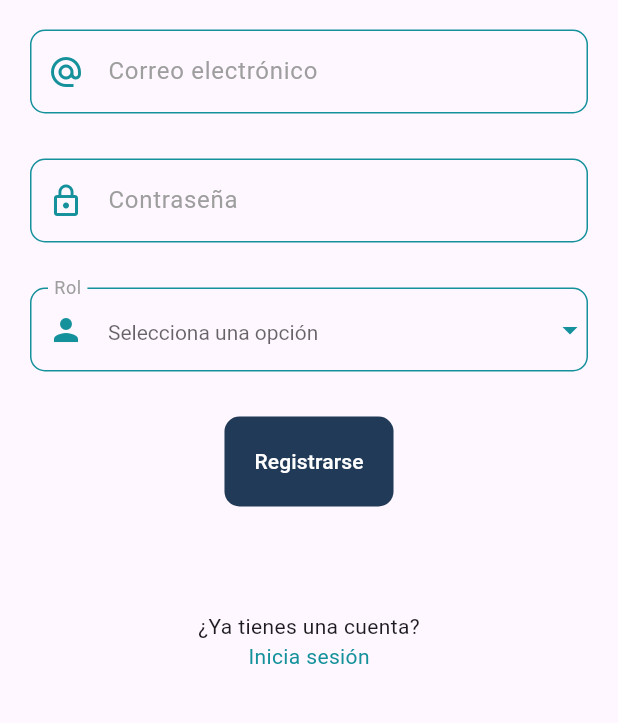
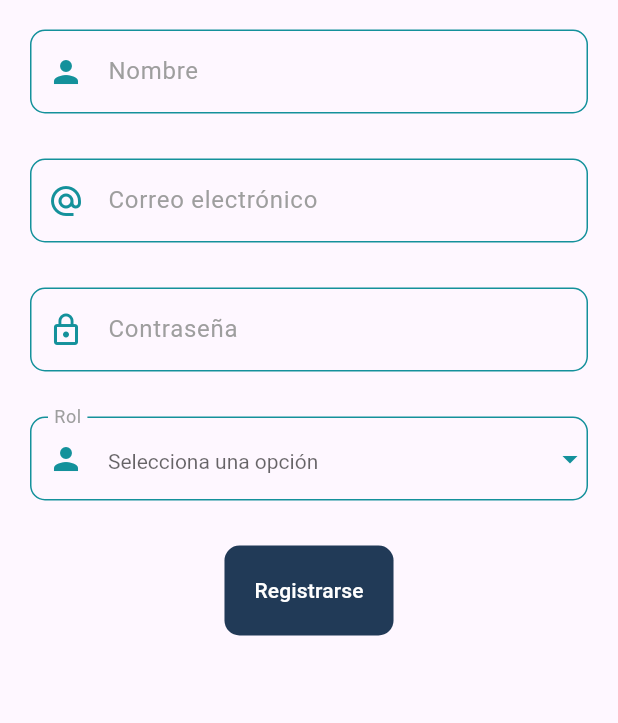
Before and after one commit to JaredTrOr/sistema_cursos_front, a Flutter app: the screen it shows after launch, after a tap on "Registrate", on a phone screen of 412 x 824 dp, the part 494-1217 px from its top. Run offline on Flutter 3.47's test engine with Material 3 defaults, Android fonts, the phone set to English and light mode, and no system bars; our stand-ins replace awesome_dialog, flutter_credit_card; network calls fail.

Commit message:
Refactorización de código de inputs

```diff
--- a/lib/pages/creador_contenido/agregar_curso_page.dart
+++ b/lib/pages/creador_contenido/agregar_curso_page.dart
@@ -1,4 +1,5 @@
 import 'package:flutter/material.dart';
+import 'package:sistema_cursos_front/widgets/input_decoration.dart';
 
 class AgregarCursoPage extends StatefulWidget {
   const AgregarCursoPage({super.key});
@@ -21,23 +22,6 @@ class _AgregarCursoPageState extends State<AgregarCursoPage> {
     });
   }
 
-  InputDecoration _inputDecoration(String label, String hint, IconData icon) {
-    return InputDecoration(
-      enabledBorder: OutlineInputBorder(
-        borderRadius: BorderRadius.circular(10),
-        borderSide: BorderSide(color: Color(0xFF14919B), width: 1.0),
-      ),
-      focusedBorder: OutlineInputBorder(
-        borderRadius: BorderRadius.circular(10),
-        borderSide: BorderSide(color: Color(0xFF14919B), width: 2.0),
-      ),
-      hintText: hint,
-      labelText: label,
-      labelStyle: TextStyle(color: Colors.grey),
-      prefixIcon: Icon(icon, color: Color(0xFF14919B)),
-    );
-  }
-
   @override
   void dispose() {
     // Liberar controladores de los campos dinámicos
@@ -57,36 +41,36 @@ class _AgregarCursoPageState extends State<AgregarCursoPage> {
           key: _formKey,
           child: ListView(
             children: [
-              SizedBox(height: 20),
-              Center(
+              const SizedBox(height: 20),
+              const Center(
                 child: Text('Agregar nuevo curso', style: TextStyle(fontSize: 24, fontWeight: FontWeight.bold, color: Color(0xFF14919B))),
               ),
-              SizedBox(height: 40),
+              const SizedBox(height: 40),
               TextFormField(
-                decoration: _inputDecoration("Nombre", "Ejemplo: Curso de Flutter", Icons.person),
+                decoration: inputDecoration("Nombre", "Ejemplo: Curso de Flutter", Icons.person),
               ),
-              SizedBox(height: 10),
+              const SizedBox(height: 10),
               TextFormField(
-                decoration: _inputDecoration("Descripción", "Describe el curso brevemente", Icons.description),
+                decoration: inputDecoration("Descripción", "Describe el curso brevemente", Icons.description),
               ),
-              SizedBox(height: 10),
+              const SizedBox(height: 10),
               TextFormField(
-                decoration: _inputDecoration("Precio", "Ejemplo: 100", Icons.attach_money),
+                decoration: inputDecoration("Precio", "Ejemplo: 100", Icons.attach_money),
                 keyboardType: TextInputType.number,
               ),
-              SizedBox(height: 10),
+              const SizedBox(height: 10),
               TextFormField(
-                decoration: _inputDecoration("Duración", "Ejemplo: 10 horas", Icons.access_time),
+                decoration: inputDecoration("Duración", "Ejemplo: 10 horas", Icons.access_time),
               ),
-              SizedBox(height: 10),
+              const SizedBox(height: 10),
               TextFormField(
-                decoration: _inputDecoration("Autor", "Nombre del autor", Icons.person),
+                decoration: inputDecoration("Autor", "Nombre del autor", Icons.person),
               ),
-              SizedBox(height: 10),
+              const SizedBox(height: 10),
               TextFormField(
-                decoration: _inputDecoration("Idioma", "Ejemplo: Español", Icons.language),
+                decoration: inputDecoration("Idioma", "Ejemplo: Español", Icons.language),
               ),
-              SizedBox(height: 10),
+              const SizedBox(height: 10),
               ElevatedButton.icon(
                 onPressed: () {
                   // Aquí va la lógica para subir una imagen
@@ -98,24 +82,24 @@ class _AgregarCursoPageState extends State<AgregarCursoPage> {
                   backgroundColor: Color(0xFF213A57),
                 ),
               ),
-              SizedBox(height: 20),
-              Text(
+              const SizedBox(height: 20),
+              const Text(
                 "Número de Lecciones",
                 style: TextStyle(fontSize: 16, fontWeight: FontWeight.bold),
               ),
-              SizedBox(height: 10),
+              const SizedBox(height: 10),
               ...lessons.map((lesson) {
                 // int index = lessons.indexOf(lesson);
                 return Column(
                   children: [
                     TextFormField(
                       controller: lesson['title'],
-                      decoration: _inputDecoration("Título de la Lección", "Ejemplo: Introducción", Icons.title),
+                      decoration: inputDecoration("Título de la Lección", "Ejemplo: Introducción", Icons.title),
                     ),
-                    SizedBox(height: 10),
+                    const SizedBox(height: 10),
                     TextFormField(
                       controller: lesson['url'],
-                      decoration: _inputDecoration("URL de la Lección", "Ejemplo: https://example.com", Icons.link),
+                      decoration: inputDecoration("URL de la Lección", "Ejemplo: https://example.com", Icons.link),
                     ),
                     SizedBox(height: 20),
                   ],
--- a/lib/pages/login_page.dart
+++ b/lib/pages/login_page.dart
@@ -1,7 +1,5 @@
 import 'package:flutter/material.dart';
-// import 'package:flutter/painting.dart';
-// import 'package:flutter/rendering.dart';
-// import 'package:flutter/widgets.dart';
+import 'package:sistema_cursos_front/widgets/input_decoration.dart';
 
 class LoginPage extends StatelessWidget {
   const LoginPage({super.key});
@@ -13,29 +11,16 @@ class LoginPage extends StatelessWidget {
       child: Column(
         children: [
           const SizedBox(height: 80),
-          Column(
-              children: [
           const SizedBox(height: 10),
           const Image(image: AssetImage('assets/logo.png')),
           _LoginForm(),
-              ],
+          const SizedBox( height: 50),
+          const Text('¿Aún no tienes cuenta?'),
+          GestureDetector(
+            onTap: () => Navigator.pushReplacementNamed(context, 'registro'),
+            child: const Text( 'Registrate', style: TextStyle(color: Color(0xFF14919B))),
           ),
-          const SizedBox(
-            height: 50,
-          ),
-          const Text(
-            '¿Aún no tienes cuenta?',
-          ),
-          GestureDetector(
-            onTap: () {
-              Navigator.pushReplacementNamed(context, 'registro');
-            },
-            child: const Text(
-              'Registrate',
-              style: TextStyle(color: Color(0xFF14919B)),
-            ),
-          ),
-          const SizedBox(height: 50,)
+          const SizedBox(height: 50)
         ],
       ),
     ),
@@ -60,23 +45,7 @@ class _LoginForm extends StatelessWidget {
             TextFormField(
               autocorrect: false,
               keyboardType: TextInputType.emailAddress,
-              decoration: InputDecoration(
-                enabledBorder: OutlineInputBorder(
-            borderRadius: BorderRadius.circular(10),
-            borderSide: BorderSide(color: Color(0xFF14919B), width: 1.0), // Normal border color
-          ),
-          focusedBorder: OutlineInputBorder(
-            borderRadius: BorderRadius.circular(10),
-            borderSide: BorderSide(color: Color(0xFF14919B), width: 2.0), // Border color when focused
-          ),
-                hintText: 'Ejemplo: juan.perez@gmail.com',
-                labelText: 'Correo electrónico',
-                labelStyle: TextStyle(color: Colors.grey),
-                prefixIcon: Icon(
-                  Icons.alternate_email_sharp,
-                  color: Color(0xFF14919B),
-                )
-              ),
+              decoration: inputDecoration('Correo electrónico', 'Ejemplo: juan.perez@gmail.com', Icons.alternate_email),
               // onChanged: (value) {  loginForm.email = value },
               validator: (value)  {
                 String pattern = r'^(([^<>()[\]\\.,;:\s@\"]+(\.[^<>()[\]\\.,;:\s@\"]+)*)|(\".+\"))@((\[[0-9]{1,3}\.[0-9]{1,3}\.[0-9]{1,3}\.[0-9]{1,3}\])|(([a-zA-Z\-0-9]+\.)+[a-zA-Z]{2,}))$';
@@ -91,23 +60,7 @@ class _LoginForm extends StatelessWidget {
               autocorrect: false,
               obscureText: true,
               keyboardType: TextInputType.emailAddress,
-              decoration: InputDecoration(
-                  enabledBorder: OutlineInputBorder(
-            borderRadius: BorderRadius.circular(10),
-            borderSide: BorderSide(color: Color(0xFF14919B), width: 1.0), // Normal border color
-          ),
-          focusedBorder: OutlineInputBorder(
-            borderRadius: BorderRadius.circular(10),
-            borderSide: BorderSide(color: Color(0xFF14919B), width: 2.0), // Border color when focused
-          ),
-                  hintText: '********',
-                  labelText: 'Contraseña',
-                  labelStyle: TextStyle(color: Colors.grey),
-                  prefixIcon: Icon(
-                    Icons.lock_outline,
-                    color: Color(0xFF14919B),
-                  ),
-                  ),
+              decoration: inputDecoration('Contraseña', '*****', Icons.lock_outline),
               // onChanged: (value) => loginForm.password = value,
               validator: (value) {
                 if (value != null && value.length >= 6) {
@@ -124,8 +77,8 @@ class _LoginForm extends StatelessWidget {
               shape: RoundedRectangleBorder(borderRadius: BorderRadius.circular(10)),
               disabledColor: Colors.grey,
               elevation: 0,
-              padding: EdgeInsets.all(20),
-              color: Color(0xFF213A57),
+              padding: const EdgeInsets.all(20),
+              color: const Color(0xFF213A57),
               onPressed: () {
                 Navigator.pushNamed(context, 'navigation');
               },
@@ -143,42 +96,12 @@ class _LoginForm extends StatelessWidget {
               //     Navigator.pushReplacementNamed(context, 'home');
               //   }
               // ,
-              child: Text(
-                'Iniciar sesión como estudiante',
-                style: const TextStyle(color: Colors.white),
+              child: const Text(
+                'Iniciar sesión',
+                style: TextStyle(color: Colors.white),
               ),
             ),
-            SizedBox(
-              height: 20,
-            ),
-            MaterialButton(
-              shape: RoundedRectangleBorder(borderRadius: BorderRadius.circular(10)),
-              disabledColor: Colors.grey,
-              elevation: 0,
-              padding: EdgeInsets.all(20),
-              color: Color(0xFF213A57),
-              onPressed: () {
-                Navigator.pushNamed(context, 'home_creador');
-              },
-              // onPressed: loginForm.isLoading
-              //   ? null
-              //   : () async {
-              //     FocusScope.of(context).unfocus();
-              //     if (!loginForm.isValidForm()) return;
-
-              //     loginForm.isLoading = true;
-
-              //     await Future.delayed(const Duration(seconds: 2));
-
-              //     loginForm.isLoading = false;
-              //     Navigator.pushReplacementNamed(context, 'home');
-              //   }
-              // ,
-              child: Text(
-                'Iniciar sesión como creador',
-                style: const TextStyle(color: Colors.white),
-              ),
-            ),
+            const SizedBox( height: 20),
           ],
         ),
       ),
--- a/lib/pages/registro_page.dart
+++ b/lib/pages/registro_page.dart
@@ -1,7 +1,5 @@
 import 'package:flutter/material.dart';
-// import 'package:flutter/painting.dart';
-// import 'package:flutter/rendering.dart';
-// import 'package:flutter/widgets.dart';
+import 'package:sistema_cursos_front/widgets/input_decoration.dart';
 
 class RegistroPage extends StatelessWidget {
   const RegistroPage({super.key});
@@ -13,19 +11,11 @@ class RegistroPage extends StatelessWidget {
         child: Column(
           children: [
             const SizedBox(height: 70),
-            Column(
-              children: [
-                const SizedBox(height: 10),
-                const Image(image: AssetImage('assets/logo.png')),
-                _LoginForm(),
-              ],
-            ),
-            const SizedBox(
-              height: 50,
-            ),
-            const Text(
-              '¿Ya tienes una cuenta?',
-            ),
+            const SizedBox(height: 10),
+            const Image(image: AssetImage('assets/logo.png')),
+            _SignUpForm(),
+            const SizedBox(height: 50),
+            const Text('¿Ya tienes una cuenta?'),
             GestureDetector(
               onTap: () {
                 Navigator.pushReplacementNamed(context, 'login');
@@ -35,9 +25,7 @@ class RegistroPage extends StatelessWidget {
                 style: TextStyle(color: Color(0xFF14919B)),
               ),
             ),
-            const SizedBox(
-              height: 50,
-            )
+            const SizedBox(height: 50)
           ],
         ),
       ),
@@ -45,7 +33,7 @@ class RegistroPage extends StatelessWidget {
   }
 }
 
-class _LoginForm extends StatelessWidget {
+class _SignUpForm extends StatelessWidget {
   // const _LoginForm({super.key});
 
   @override
@@ -62,26 +50,15 @@ class _LoginForm extends StatelessWidget {
             TextFormField(
               autocorrect: false,
               keyboardType: TextInputType.emailAddress,
-              decoration: InputDecoration(
-                  enabledBorder: OutlineInputBorder(
-                    borderRadius: BorderRadius.circular(10),
-                    borderSide: BorderSide(
-                        color: Color(0xFF14919B),
-                        width: 1.0), // Normal border color
-                  ),
-                  focusedBorder: OutlineInputBorder(
-                    borderRadius: BorderRadius.circular(10),
-                    borderSide: BorderSide(
-                        color: Color(0xFF14919B),
-                        width: 2.0), // Border color when focused
-                  ),
-                  hintText: 'Ejemplo: juan.perez@gmail.com',
-                  labelText: 'Correo electrónico',
-                  labelStyle: TextStyle(color: Colors.grey),
-                  prefixIcon: Icon(
-                    Icons.alternate_email_sharp,
-                    color: Color(0xFF14919B),
-                  )),
+              decoration: inputDecoration('Nombre', 'Escriba su nombre', Icons.person),
+              // onChanged: (value) {  loginForm.email = value },
+              validator: (value) { return; },
+            ),
+            const SizedBox(height: 30),
+            TextFormField(
+              autocorrect: false,
+              keyboardType: TextInputType.emailAddress,
+              decoration: inputDecoration('Correo electrónico', 'Ejemplo juan.perez@gmail.com', Icons.alternate_email),
               // onChanged: (value) {  loginForm.email = value },
               validator: (value) {
                 String pattern =
@@ -92,34 +69,12 @@ class _LoginForm extends StatelessWidget {
                     : 'El correo no es válido';
               },
             ),
-            const SizedBox(
-              height: 30,
-            ),
+            const SizedBox(height: 30),
             TextFormField(
               autocorrect: false,
               obscureText: true,
               keyboardType: TextInputType.emailAddress,
-              decoration: InputDecoration(
-                enabledBorder: OutlineInputBorder(
-                  borderRadius: BorderRadius.circular(10),
-                  borderSide: BorderSide(
-                      color: Color(0xFF14919B),
-                      width: 1.0), // Normal border color
-                ),
-                focusedBorder: OutlineInputBorder(
-                  borderRadius: BorderRadius.circular(10),
-                  borderSide: BorderSide(
-                      color: Color(0xFF14919B),
-                      width: 2.0), // Border color when focused
-                ),
-                hintText: '********',
-                labelText: 'Contraseña',
-                labelStyle: TextStyle(color: Colors.grey),
-                prefixIcon: Icon(
-                  Icons.lock_outline,
-                  color: Color(0xFF14919B),
-                ),
-              ),
+              decoration: inputDecoration('Contraseña', '******', Icons.lock_outline),
               // onChanged: (value) => loginForm.password = value,
               validator: (value) {
                 if (value != null && value.length >= 6) {
@@ -129,11 +84,9 @@ class _LoginForm extends StatelessWidget {
                 return 'La contraseña debe tener al menos 6 caracteres';
               },
             ),
-            const SizedBox(
-              height: 30,
-            ),
+            const SizedBox(height: 30),
             DropdownButtonFormField<String>(
-              items: [
+              items: const [
                 DropdownMenuItem(
                   value: "Estudiante",
                   child: Text("Estudiante"),
@@ -146,42 +99,18 @@ class _LoginForm extends StatelessWidget {
               onChanged: (value) {
                 // Aquí puedes manejar el valor seleccionado
               },
-              decoration: InputDecoration(
-                enabledBorder: OutlineInputBorder(
-                  borderRadius: BorderRadius.circular(10),
-                  borderSide: BorderSide(
-                      color: Color(0xFF14919B),
-                      width: 1.0), // Color del borde normal
-                ),
-                focusedBorder: OutlineInputBorder(
-                  borderRadius: BorderRadius.circular(10),
-                  borderSide: BorderSide(
-                      color: Color(0xFF14919B),
-                      width: 2.0), // Color del borde al enfocar
-                ),
-                hintText: 'Selecciona una opción',
-                labelText: 'Rol',
-                labelStyle: TextStyle(color: Colors.grey),
-                prefixIcon: Icon(
-                  Icons.person,
-                  color: Color(0xFF14919B),
-                ),
-              ),
-              style: TextStyle(
-                  color: Colors.black), // Color del texto de las opciones
-              iconEnabledColor:
-                  Color(0xFF14919B), // Color del icono de la flecha
+              decoration: inputDecoration('Rol', 'Selecciona una opción', Icons.person),
+              style: const TextStyle(color: Colors.black), // Color del texto de las opciones
+              iconEnabledColor:const Color(0xFF14919B), // Color del icono de la flecha
             ),
-            const SizedBox(
-              height: 30,
-            ),
+            const SizedBox(height: 30),
             MaterialButton(
               shape: RoundedRectangleBorder(
-                  borderRadius: BorderRadius.circular(10)),
+              borderRadius: BorderRadius.circular(10)),
               disabledColor: Colors.grey,
               elevation: 0,
-              padding: EdgeInsets.all(20),
-              color: Color(0xFF213A57),
+              padding: const EdgeInsets.all(20),
+              color: const Color(0xFF213A57),
               onPressed: () {
                 Navigator.pushReplacementNamed(context, 'login');
               },
@@ -200,10 +129,7 @@ class _LoginForm extends StatelessWidget {
               //     Navigator.pushReplacementNamed(context, 'home');
               //   }
               // ,
-              child: Text(
-                'Registrarse',
-                style: const TextStyle(color: Colors.white),
-              ),
+              child: const Text( 'Registrarse',style: TextStyle(color: Colors.white),),
             )
           ],
         ),
--- /dev/null
+++ b/lib/widgets/input_decoration.dart
@@ -0,0 +1,18 @@
+import 'package:flutter/material.dart';
+
+InputDecoration inputDecoration(String label, String hint, IconData icon) {
+  return InputDecoration(
+    enabledBorder: OutlineInputBorder(
+      borderRadius: BorderRadius.circular(10),
+      borderSide: const BorderSide(color: Color(0xFF14919B), width: 1.0),
+    ),
+    focusedBorder: OutlineInputBorder(
+      borderRadius: BorderRadius.circular(10),
+      borderSide: const BorderSide(color: Color(0xFF14919B), width: 2.0),
+    ),
+    hintText: hint,
+    labelText: label,
+    labelStyle: const TextStyle(color: Colors.grey),
+    prefixIcon: Icon(icon, color: const Color(0xFF14919B)),
+  );
+}
```
Also changed, not shown: 1 other file. Lines whose indentation alone changed are shown as unchanged.
